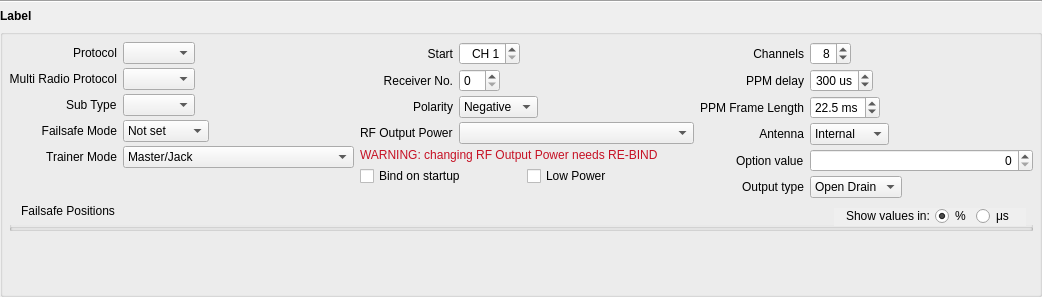
Qt form companion/src/modeledit/setup_module.ui (opentx/opentx) before a commit.
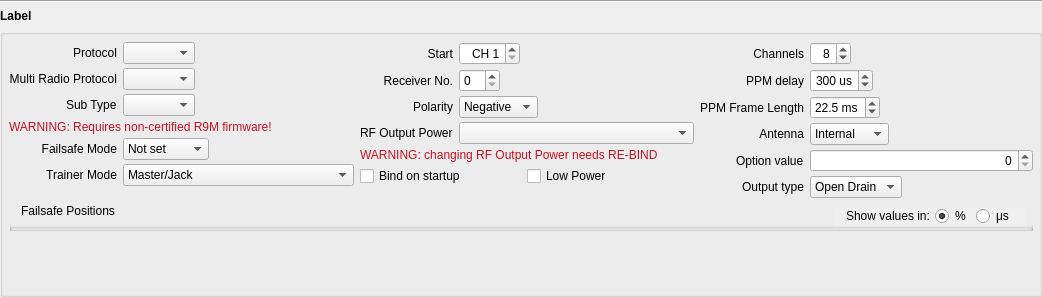
The same form after that commit.

Commit message: [Companion] Handle "flexr9m" option in module settings UI (to match radio UI, including warning msg); Move some "toString" functions out of ModelPrinter into ModuleData/Multiprotocols; "Future-proof" available R9M power options based on "stdr9m" fw option; Fix missing "Hitec" MM protocol name; Fix printing of R9M-EU power level in ModelPrinter.

Patch:
```diff
--- a/companion/src/modeledit/setup_module.ui
+++ b/companion/src/modeledit/setup_module.ui
@@ -620,7 +620,7 @@
           </property>
          </widget>
         </item>
-        <item row="3" column="0">
+        <item row="4" column="0">
          <widget class="QLabel" name="label_failsafeMode">
           <property name="maximumSize">
            <size>
@@ -636,7 +636,7 @@
           </property>
          </widget>
         </item>
-        <item row="3" column="1">
+        <item row="4" column="1">
          <widget class="QComboBox" name="failsafeMode">
           <property name="sizePolicy">
            <sizepolicy hsizetype="Maximum" vsizetype="Fixed">
@@ -674,7 +674,7 @@
           </item>
          </widget>
         </item>
-        <item row="4" column="0">
+        <item row="5" column="0">
          <widget class="QLabel" name="label_trainerMode">
           <property name="maximumSize">
            <size>
@@ -690,7 +690,7 @@
           </property>
          </widget>
         </item>
-        <item row="4" column="1">
+        <item row="5" column="1">
          <widget class="QComboBox" name="trainerMode">
           <property name="sizePolicy">
            <sizepolicy hsizetype="Maximum" vsizetype="Fixed">
@@ -728,6 +728,50 @@
           </item>
          </widget>
         </item>
+        <item row="3" column="0" colspan="2">
+         <widget class="QLabel" name="warning_r9mFlex">
+          <property name="palette">
+           <palette>
+            <active>
+             <colorrole role="WindowText">
+              <brush brushstyle="SolidPattern">
+               <color alpha="255">
+                <red>198</red>
+                <green>17</green>
+                <blue>36</blue>
+               </color>
+              </brush>
+             </colorrole>
+            </active>
+            <inactive>
+             <colorrole role="WindowText">
+              <brush brushstyle="SolidPattern">
+               <color alpha="255">
+                <red>198</red>
+                <green>17</green>
+                <blue>36</blue>
+               </color>
+              </brush>
+             </colorrole>
+            </inactive>
+            <disabled>
+             <colorrole role="WindowText">
+              <brush brushstyle="SolidPattern">
+               <color alpha="255">
+                <red>106</red>
+                <green>104</green>
+                <blue>100</blue>
+               </color>
+              </brush>
+             </colorrole>
+            </disabled>
+           </palette>
+          </property>
+          <property name="text">
+           <string>WARNING: Requires non-certified R9M firmware!</string>
+          </property>
+         </widget>
+        </item>
        </layout>
       </item>
       <item row="2" column="0" colspan="3">
```
The commit also changes 11 other files.
